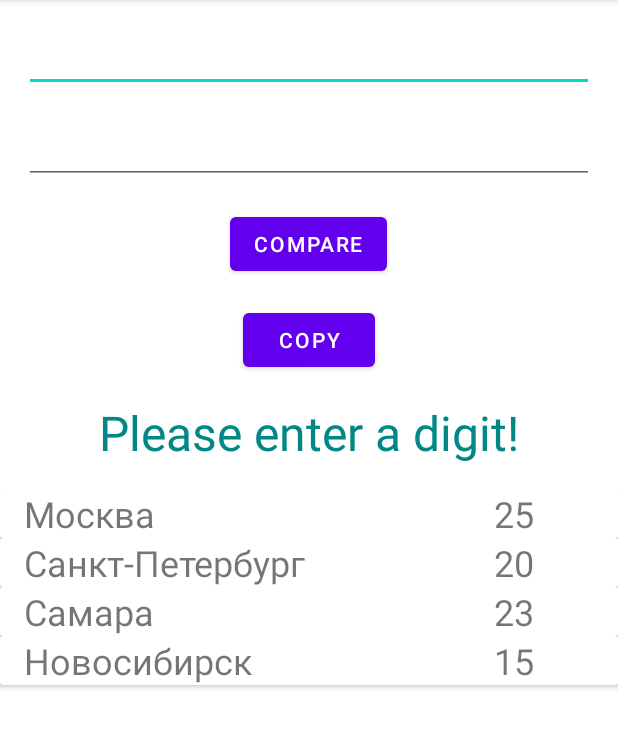
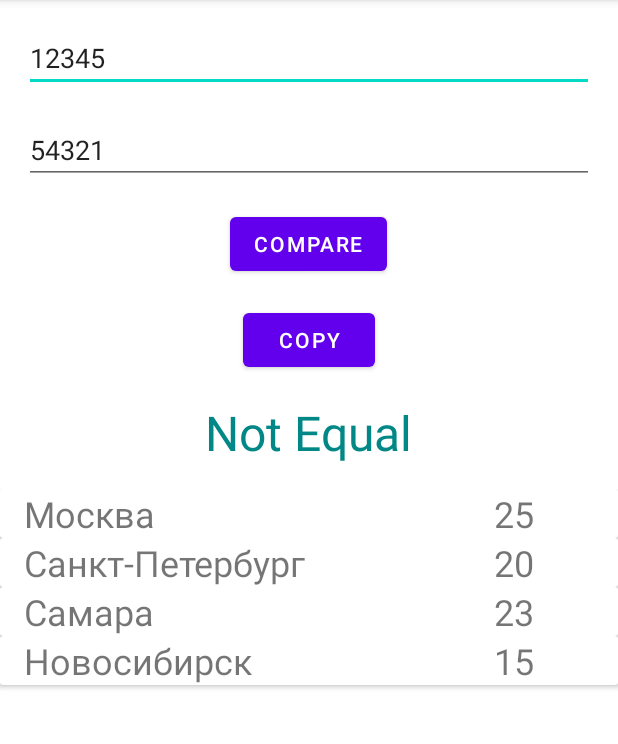
Before and after one commit to lavsam-dev/MyJavaToKotlin, an Android app: the screen it shows after launch (MainActivity), after a tap on "COMPARE", on a phone screen of 412 x 824 dp, the part 84-828 px from its top. Run offline under Robolectric (Android 15) with nearby library versions, the phone set to English and light mode, and no system bars.

Commit message:
готов data class

```diff
--- a/app/src/main/java/com/geekbrains/lavsam/myjavatokotlin/MainActivity.kt
+++ b/app/src/main/java/com/geekbrains/lavsam/myjavatokotlin/MainActivity.kt
@@ -8,7 +8,9 @@ import android.widget.TextView
 import android.widget.Toast
 import androidx.appcompat.app.AppCompatActivity
 import androidx.recyclerview.widget.RecyclerView
+import com.geekbrains.lavsam.myjavatokotlin.data.CopyField
 import com.geekbrains.lavsam.myjavatokotlin.data.Weather
+import com.geekbrains.lavsam.myjavatokotlin.repository.RepositoryFieldSingle
 import com.geekbrains.lavsam.myjavatokotlin.repository.RepositorySingle
 
 class MainActivity : AppCompatActivity() {
@@ -19,10 +21,15 @@ class MainActivity : AppCompatActivity() {
 
     override fun onCreate(savedInstanceState: Bundle?) {
         super.onCreate(savedInstanceState)
+
         setContentView(R.layout.activity_digit_cheker)
         firstDigit = findViewById(R.id.first_digit)
         secondDigit = findViewById(R.id.second_digit)
         textResult = findViewById(R.id.text_result)
+        var copyField: CopyField = RepositoryFieldSingle.getFields()
+        firstDigit!!.setText(copyField.fieldFirst)
+        secondDigit!!.setText(copyField.fieldSecond)
+
         val compareButton = findViewById<Button>(R.id.btn_compare)
         compareButton.setOnClickListener { compareDigits() }
         val copyButton = findViewById<Button>(R.id.btn_copy)
@@ -49,9 +56,11 @@ class MainActivity : AppCompatActivity() {
         for (i in 0 until weatherList.size) {
             if (weatherList[i].town == weatherTown) {
                 Log.v("Digit Checker", weatherList[i].town + " " + weatherList[i].temperature)
-                return
+                break
             }
         }
+
+        Log.v("Digit Checker", copyField.fieldFirst + " " + copyField.fieldSecond)
     }
 
     private fun copyDigits(){
```
